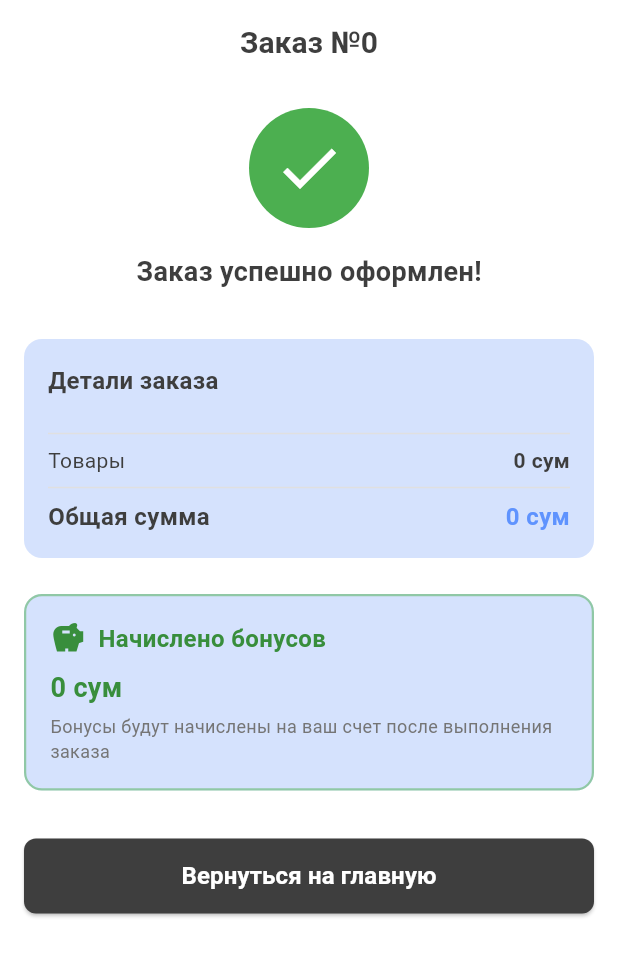
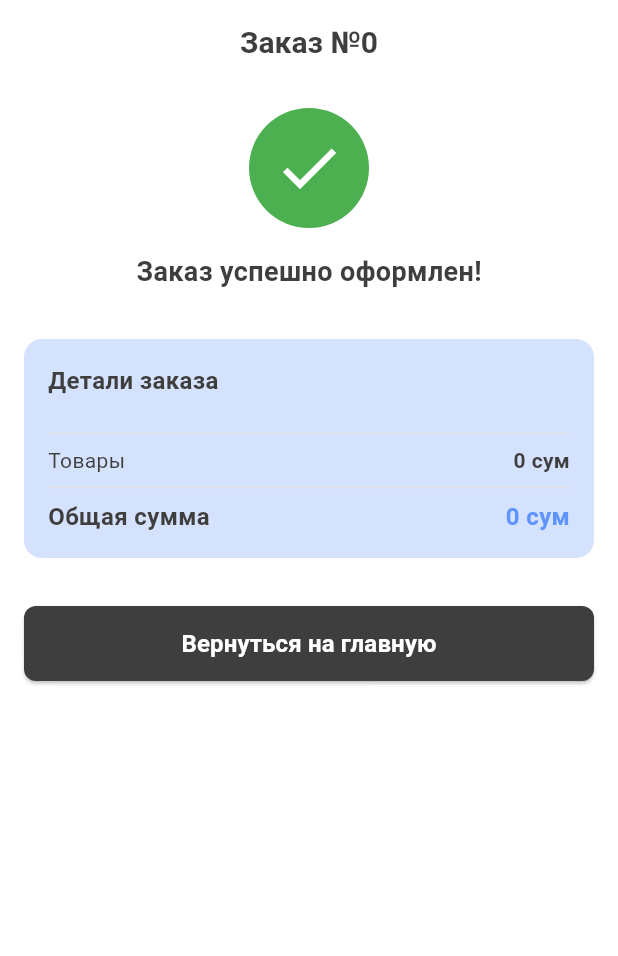
Before and after one commit to Habibulloh004/mobile, a Flutter app: the OrderConfirmationPage screen opened directly with empty values, on a phone screen of 412 x 824 dp. Shown: the top 956 px of the screen. Run offline on Flutter 3.47's test engine with Material 3 defaults, Android fonts, the phone set to English and light mode, and no system bars; our stand-ins replace dio, flutter_svg, mask_text_input_formatter, shared_preferences; accounts and stored records are empty; network calls fail.

```diff
--- a/lib/views/order_confirmation_page.dart
+++ b/lib/views/order_confirmation_page.dart
@@ -153,7 +153,7 @@ class OrderConfirmationPage extends StatelessWidget {
                           ),
                         ),
                         Text(
-                          formatPrice(subtotal),
+                          formatPrice(total + deliveryFee + (appliedBonus.toInt() / 100)),
                           style: TextStyle(
                             fontSize: Constants.fontSizeRegular,
                             fontWeight: FontWeight.bold,
@@ -204,7 +204,7 @@ class OrderConfirmationPage extends StatelessWidget {
                               ),
                             ),
                             Text(
-                              '- ${formatPrice(appliedBonus, subtract: true)}',
+                              '- ${formatPrice(appliedBonus.toInt(), subtract: true)}',
                               style: TextStyle(
                                 fontSize: Constants.fontSizeRegular,
                                 fontWeight: FontWeight.bold,
@@ -238,58 +238,6 @@ class OrderConfirmationPage extends StatelessWidget {
                           ),
                         ),
                       ],
-                    ),
-                  ],
-                ),
-              ),
-
-              // Bonus earned section - calculate earned bonus based on total (approx 5%)
-              SizedBox(height: 24),
-              Container(
-                width: double.infinity,
-                padding: EdgeInsets.all(16),
-                decoration: BoxDecoration(
-                  color: ColorUtils.primaryColor,
-                  borderRadius: BorderRadius.circular(12),
-                  border: Border.all(
-                    color: Colors.green.withOpacity(0.5),
-                    width: 1.5,
-                  ),
-                ),
-                child: Column(
-                  crossAxisAlignment: CrossAxisAlignment.start,
-                  children: [
-                    Row(
-                      children: [
-                        Icon(Icons.savings, color: Colors.green[700], size: 24),
-                        SizedBox(width: 8),
-                        Text(
-                          'Начислено бонусов',
-                          style: TextStyle(
-                            fontSize: Constants.fontSizeMedium,
-                            fontWeight: FontWeight.bold,
-                            color: Colors.green[700],
-                          ),
-                        ),
-                      ],
-                    ),
-                    SizedBox(height: 8),
-                    // Calculate earned bonus (5% of subtotal)
-                    Text(
-                      formatPrice(subtotal ~/ 20),
-                      style: TextStyle(
-                        fontSize: Constants.fontSizeLarge,
-                        fontWeight: FontWeight.bold,
-                        color: Colors.green[700],
-                      ),
-                    ),
-                    SizedBox(height: 4),
-                    Text(
-                      'Бонусы будут начислены на ваш счет после выполнения заказа',
-                      style: TextStyle(
-                        fontSize: Constants.fontSizeSmall,
-                        color: Colors.grey[600],
-                      ),
                     ),
                   ],
                 ),
--- a/lib/views/product_page.dart
+++ b/lib/views/product_page.dart
@@ -641,12 +641,11 @@ class _ProductPageState extends State<ProductPage>
                                                         content: Text(
                                                           "Товар добавлен в корзину",
                                                         ),
+                                                        backgroundColor:
+                                                            Colors.green,
                                                         duration: Duration(
-                                                          seconds: 1,
+                                                          seconds: 2,
                                                         ),
-                                                        behavior:
-                                                            SnackBarBehavior
-                                                                .floating,
                                                       ),
                                                     );
                                                   }
```
